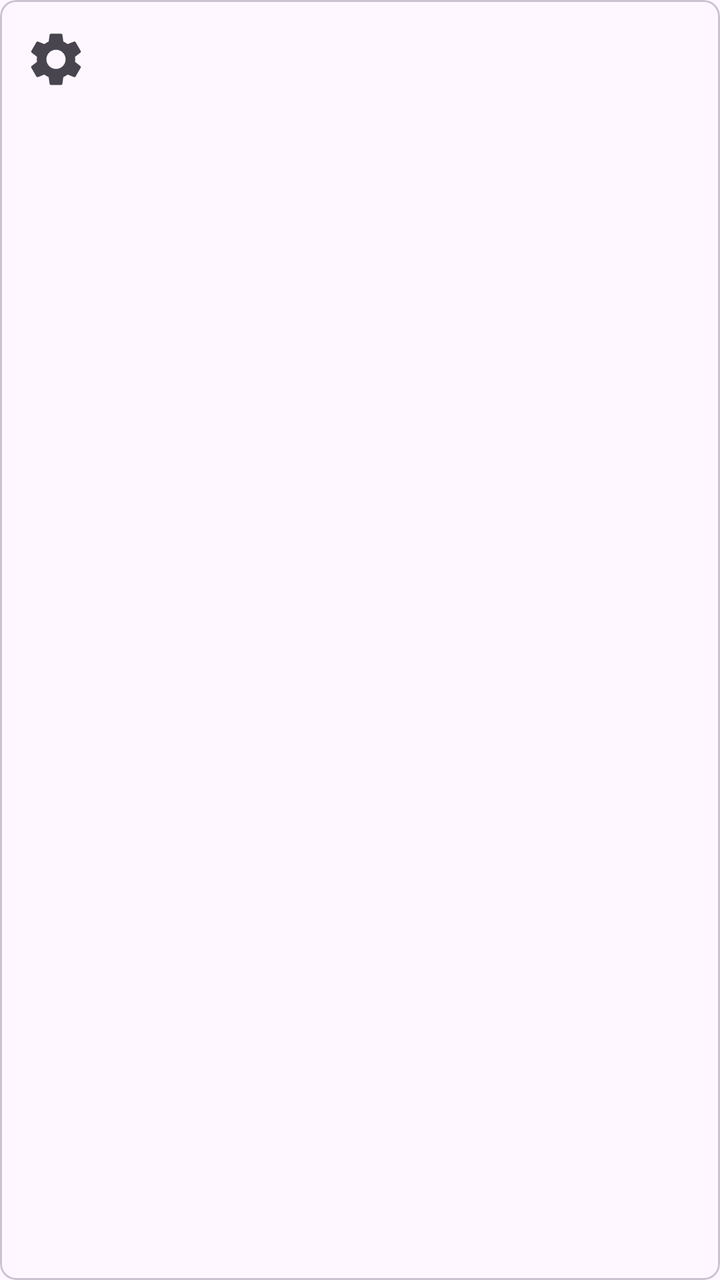
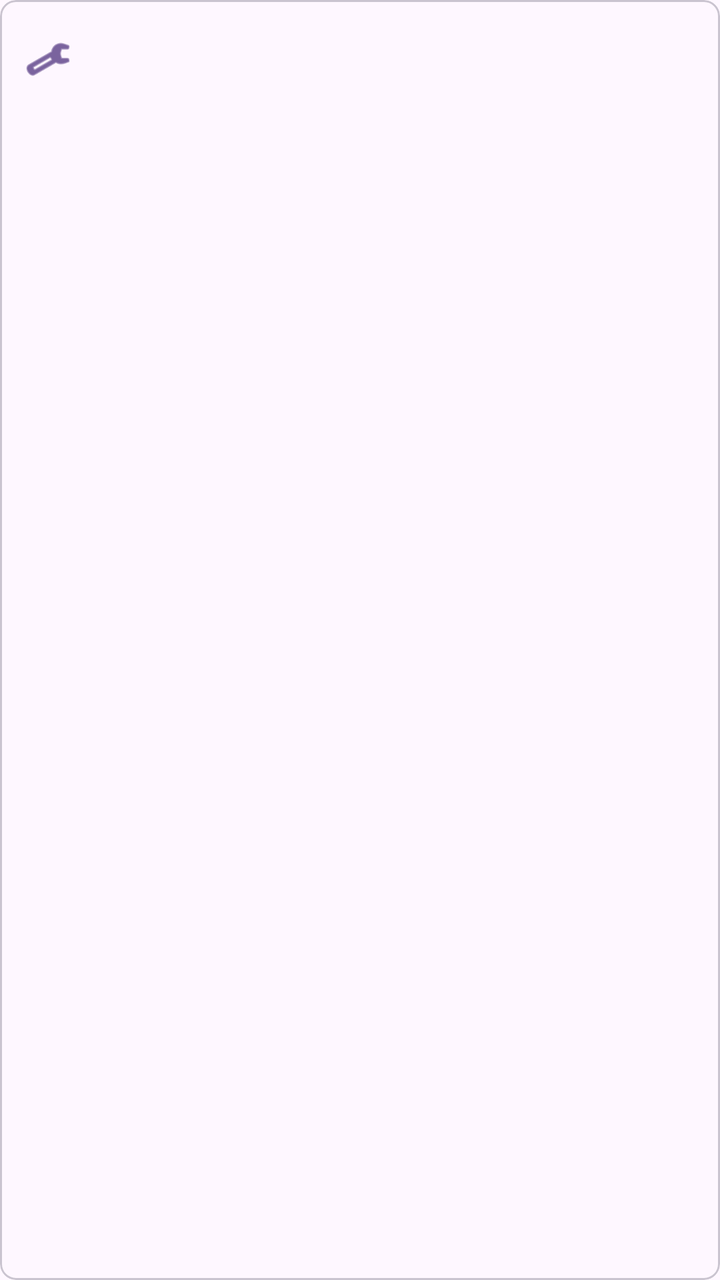

Compare the two renders of this Android layout. The source of the first and the diff that turns it into the second are given below.
<!-- AndroidManifest.xml: application theme Theme.ClawDroid -->
<!-- res/layout/item_model_option.xml -->
<?xml version="1.0" encoding="utf-8"?>
<com.google.android.material.card.MaterialCardView
    xmlns:android="http://schemas.android.com/apk/res/android"
    xmlns:app="http://schemas.android.com/apk/res-auto"
    android:layout_width="match_parent"
    android:layout_height="wrap_content"
    android:layout_marginVertical="4dp"
    app:cardCornerRadius="8dp"
    app:strokeWidth="1dp"
    app:strokeColor="?attr/colorOutlineVariant">

    <LinearLayout
        android:layout_width="match_parent"
        android:layout_height="wrap_content"
        android:orientation="horizontal"
        android:gravity="center_vertical"
        android:padding="12dp">

        <ImageView
            android:id="@+id/ivProviderIcon"
            android:layout_width="32dp"
            android:layout_height="32dp"
            android:src="@drawable/ic_settings_gear"
            android:contentDescription="provider icon" />

        <LinearLayout
            android:layout_width="0dp"
            android:layout_height="wrap_content"
            android:layout_weight="1"
            android:orientation="vertical"
            android:layout_marginStart="12dp">

            <TextView
                android:id="@+id/tvModelName"
                android:layout_width="wrap_content"
                android:layout_height="wrap_content"
                android:textSize="14sp"
                android:textStyle="bold" />

            <TextView
                android:id="@+id/tvProviderName"
                android:layout_width="wrap_content"
                android:layout_height="wrap_content"
                android:textSize="12sp"
                android:textColor="?attr/colorOnSurfaceVariant" />

        </LinearLayout>

        <ImageView
            android:id="@+id/ivSelected"
            android:layout_width="24dp"
            android:layout_height="24dp"
            android:src="@android:drawable/checkbox_on_background"
            android:visibility="gone"
            android:contentDescription="selected" />

    </LinearLayout>

</com.google.android.material.card.MaterialCardView>
<!-- resources referenced by this layout -->
<resources>
  <!-- drawable ic_settings_gear (drawable) -->
  <vector xmlns:android="http://schemas.android.com/apk/res/android"
      android:width="24dp"
      android:height="24dp"
      android:viewportWidth="24"
      android:viewportHeight="24"
      android:tint="?attr/colorControlNormal">
      <path
          android:fillColor="@android:color/white"
          android:pathData="M19.14,12.94c0.04,-0.3 0.06,-0.61 0.06,-0.94c0,-0.32 -0.02,-0.64 -0.07,-0.94l2.03,-1.58c0.18,-0.14 0.23,-0.41 0.12,-0.61l-1.92,-3.32c-0.12,-0.22 -0.37,-0.29 -0.59,-0.22l-2.39,0.96c-0.5,-0.38 -1.03,-0.7 -1.62,-0.94L14.4,2.81c-0.04,-0.24 -0.24,-0.41 -0.48,-0.41h-3.84c-0.24,0 -0.43,0.17 -0.47,0.41L9.25,5.35C8.66,5.59 8.12,5.92 7.63,6.29L5.24,5.33c-0.22,-0.08 -0.47,0 -0.59,0.22L2.74,8.87C2.62,9.08 2.66,9.34 2.86,9.48l2.03,1.58C4.84,11.36 4.8,11.69 4.8,12s0.02,0.64 0.07,0.94l-2.03,1.58c-0.18,0.14 -0.23,0.41 -0.12,0.61l1.92,3.32c0.12,0.22 0.37,0.29 0.59,0.22l2.39,-0.96c0.5,0.38 1.03,0.7 1.62,0.94l0.36,2.54c0.05,0.24 0.24,0.41 0.48,0.41h3.84c0.24,0 0.44,-0.17 0.47,-0.41l0.36,-2.54c0.59,-0.24 1.13,-0.56 1.62,-0.94l2.39,0.96c0.22,0.08 0.47,0 0.59,-0.22l1.92,-3.32c0.12,-0.22 0.07,-0.47 -0.12,-0.61L19.14,12.94zM12,15.6c-1.98,0 -3.6,-1.62 -3.6,-3.6s1.62,-3.6 3.6,-3.6s3.6,1.62 3.6,3.6S13.98,15.6 12,15.6z" />
  </vector>
  <style name="Theme.ClawDroid" parent="Theme.Material3.Light.NoActionBar">
          
          <item name="colorPrimary">@color/purple_primary</item>
          <item name="colorPrimaryContainer">@color/purple_primary_variant</item>
          <item name="colorOnPrimary">@color/purple_on_primary</item>
          <item name="colorOnPrimaryContainer">#E0D2FF</item>
  
          
          <item name="colorSecondary">#625B71</item>
          <item name="colorSecondaryContainer">#E8DEF9</item>
          <item name="colorOnSecondary">@color/purple_on_primary</item>
          <item name="colorOnSecondaryContainer">#686177</item>
  
          
          <item name="colorTertiary">#633B48</item>
          <item name="colorTertiaryContainer">#7D5260</item>
          <item name="colorOnTertiary">@color/purple_on_primary</item>
          <item name="colorOnTertiaryContainer">#FFCBDA</item>
  
          
          <item name="colorError">#BA1A1A</item>
          <item name="colorErrorContainer">#FFDAD6</item>
          <item name="colorOnError">@color/purple_on_primary</item>
          <item name="colorOnErrorContainer">#93000A</item>
  
          
          <item name="colorSurface">#FEF7FF</item>
          <item name="colorSurfaceVariant">#E7E0E8</item>
          <item name="colorOnSurface">#1D1B20</item>
          <item name="colorOnSurfaceVariant">#494551</item>
          <item name="android:colorBackground">@color/background</item>
          <item name="colorOnBackground">#1D1B20</item>
          <item name="colorSurfaceContainerLowest">#FFFFFF</item>
          <item name="colorSurfaceContainerLow">#F8F1F9</item>
          <item name="colorSurfaceContainer">#F2ECF4</item>
          <item name="colorSurfaceContainerHigh">#EDE6EE</item>
          <item name="colorSurfaceContainerHighest">#E7E0E8</item>
  
          
          <item name="colorOutline">#7A7582</item>
          <item name="colorOutlineVariant">#CBC4D2</item>
  
          
          <item name="colorSurfaceInverse">#322F35</item>
          <item name="colorOnSurfaceInverse">#F5EFF6</item>
          <item name="colorPrimaryInverse">#CFBCFF</item>
  
          
          <item name="android:statusBarColor">@color/background</item>
          <item name="android:navigationBarColor">#FEF7FF</item>
          <item name="android:windowLightStatusBar">true</item>
  
          
          <item name="shapeAppearanceSmallComponent">@style/Shape.ClawDroid.Small</item>
          <item name="shapeAppearanceMediumComponent">@style/Shape.ClawDroid.Medium</item>
          <item name="shapeAppearanceLargeComponent">@style/Shape.ClawDroid.Large</item>
      </style>
  <color name="purple_primary">#4F378A</color>
  <color name="purple_on_primary">#FFFFFF</color>
  <color name="background">#FEF7FF</color>
  <!-- unchanged entries left out for length: 4 -->
</resources>

<!-- the commit's change to res/layout/item_model_option.xml (unified diff, before → after) -->
@@ -18,10 +18,11 @@
 
         <ImageView
             android:id="@+id/ivProviderIcon"
-            android:layout_width="32dp"
-            android:layout_height="32dp"
-            android:src="@drawable/ic_settings_gear"
-            android:contentDescription="provider icon" />
+            android:layout_width="@dimen/icon_md"
+            android:layout_height="@dimen/icon_md"
+            android:src="@android:drawable/ic_menu_manage"
+            android:contentDescription="provider icon"
+            app:tint="@color/md_on_primary_fixed" />
 
         <LinearLayout
             android:layout_width="0dp"
@@ -48,11 +49,12 @@
 
         <ImageView
             android:id="@+id/ivSelected"
-            android:layout_width="24dp"
-            android:layout_height="24dp"
+            android:layout_width="@dimen/icon_md"
+            android:layout_height="@dimen/icon_md"
             android:src="@android:drawable/checkbox_on_background"
             android:visibility="gone"
-            android:contentDescription="selected" />
+            android:contentDescription="selected"
+            app:tint="@color/md_on_primary_fixed" />
 
     </LinearLayout>
 
<!-- resource entries referenced after the edit -->
@@ -1,16 +1,7 @@
 <!-- resources referenced by this layout -->
 <resources>
-  <!-- drawable ic_settings_gear (drawable) -->
-  <vector xmlns:android="http://schemas.android.com/apk/res/android"
-      android:width="24dp"
-      android:height="24dp"
-      android:viewportWidth="24"
-      android:viewportHeight="24"
-      android:tint="?attr/colorControlNormal">
-      <path
-          android:fillColor="@android:color/white"
-          android:pathData="M19.14,12.94c0.04,-0.3 0.06,-0.61 0.06,-0.94c0,-0.32 -0.02,-0.64 -0.07,-0.94l2.03,-1.58c0.18,-0.14 0.23,-0.41 0.12,-0.61l-1.92,-3.32c-0.12,-0.22 -0.37,-0.29 -0.59,-0.22l-2.39,0.96c-0.5,-0.38 -1.03,-0.7 -1.62,-0.94L14.4,2.81c-0.04,-0.24 -0.24,-0.41 -0.48,-0.41h-3.84c-0.24,0 -0.43,0.17 -0.47,0.41L9.25,5.35C8.66,5.59 8.12,5.92 7.63,6.29L5.24,5.33c-0.22,-0.08 -0.47,0 -0.59,0.22L2.74,8.87C2.62,9.08 2.66,9.34 2.86,9.48l2.03,1.58C4.84,11.36 4.8,11.69 4.8,12s0.02,0.64 0.07,0.94l-2.03,1.58c-0.18,0.14 -0.23,0.41 -0.12,0.61l1.92,3.32c0.12,0.22 0.37,0.29 0.59,0.22l2.39,-0.96c0.5,0.38 1.03,0.7 1.62,0.94l0.36,2.54c0.05,0.24 0.24,0.41 0.48,0.41h3.84c0.24,0 0.44,-0.17 0.47,-0.41l0.36,-2.54c0.59,-0.24 1.13,-0.56 1.62,-0.94l2.39,0.96c0.22,0.08 0.47,0 0.59,-0.22l1.92,-3.32c0.12,-0.22 0.07,-0.47 -0.12,-0.61L19.14,12.94zM12,15.6c-1.98,0 -3.6,-1.62 -3.6,-3.6s1.62,-3.6 3.6,-3.6s3.6,1.62 3.6,3.6S13.98,15.6 12,15.6z" />
-  </vector>
+  <color name="md_on_primary_fixed">#22005D</color>
+  <dimen name="icon_md">24dp</dimen>
   <style name="Theme.ClawDroid" parent="Theme.Material3.Light.NoActionBar">
           
           <item name="colorPrimary">@color/purple_primary</item>
@@ -60,8 +51,9 @@
   
           
           <item name="android:statusBarColor">@color/background</item>
-          <item name="android:navigationBarColor">#FEF7FF</item>
+          <item name="android:navigationBarColor">@color/md_primary_container</item>
           <item name="android:windowLightStatusBar">true</item>
+          <item name="android:windowLightNavigationBar">false</item>
   
           
           <item name="shapeAppearanceSmallComponent">@style/Shape.ClawDroid.Small</item>
@@ -71,6 +63,7 @@
   <color name="purple_primary">#4F378A</color>
   <color name="purple_on_primary">#FFFFFF</color>
   <color name="background">#FEF7FF</color>
+  <color name="md_primary_container">#6750A4</color>
   <!-- unchanged entries left out for length: 4 -->
 </resources>
 
